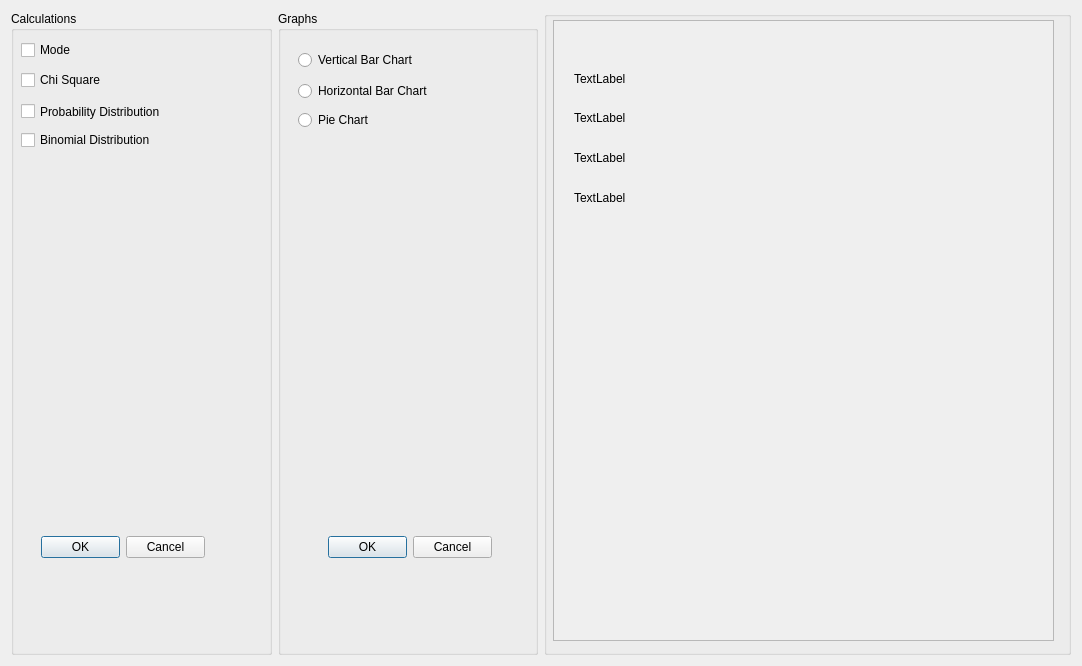
First picture: the form in FrequencyDataScreen.ui, repository bbrakefield/statistics-analyzer, before the edit.
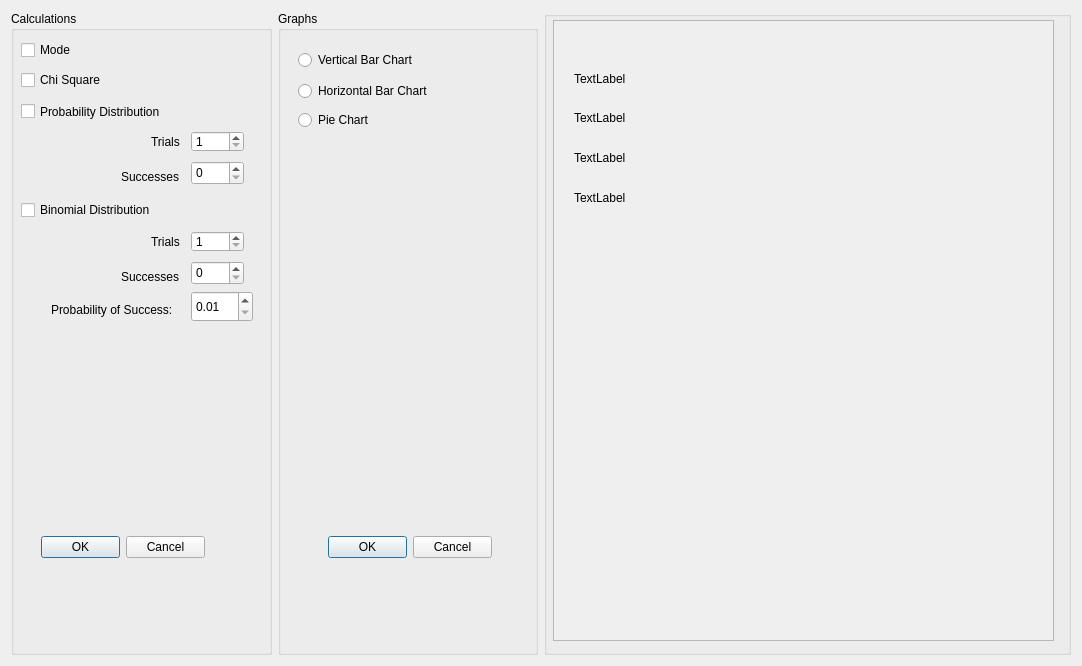
Second picture: the form after the edit.

Commit message: implemented percentile, probability distribution, and binomial distribution

What changed in the file:
```diff
--- a/FrequencyDataScreen.ui
+++ b/FrequencyDataScreen.ui
@@ -77,7 +77,7 @@
         <property name="geometry">
          <rect>
           <x>10</x>
-          <y>120</y>
+          <y>190</y>
           <width>151</width>
           <height>18</height>
          </rect>
@@ -86,6 +86,148 @@
          <string>Binomial Distribution</string>
         </property>
        </widget>
+       <widget class="QLabel" name="label_5">
+        <property name="geometry">
+         <rect>
+          <x>140</x>
+          <y>120</y>
+          <width>41</width>
+          <height>21</height>
+         </rect>
+        </property>
+        <property name="text">
+         <string>Trials</string>
+        </property>
+       </widget>
+       <widget class="QSpinBox" name="spinBox">
+        <property name="geometry">
+         <rect>
+          <x>180</x>
+          <y>120</y>
+          <width>53</width>
+          <height>21</height>
+         </rect>
+        </property>
+        <property name="minimum">
+         <number>1</number>
+        </property>
+        <property name="maximum">
+         <number>9999</number>
+        </property>
+       </widget>
+       <widget class="QSpinBox" name="spinBox_2">
+        <property name="geometry">
+         <rect>
+          <x>180</x>
+          <y>150</y>
+          <width>53</width>
+          <height>24</height>
+         </rect>
+        </property>
+        <property name="maximum">
+         <number>9999</number>
+        </property>
+       </widget>
+       <widget class="QLabel" name="label_6">
+        <property name="geometry">
+         <rect>
+          <x>110</x>
+          <y>150</y>
+          <width>71</width>
+          <height>31</height>
+         </rect>
+        </property>
+        <property name="text">
+         <string>Successes</string>
+        </property>
+       </widget>
+       <widget class="QSpinBox" name="spinBox_3">
+        <property name="geometry">
+         <rect>
+          <x>180</x>
+          <y>220</y>
+          <width>53</width>
+          <height>21</height>
+         </rect>
+        </property>
+        <property name="minimum">
+         <number>1</number>
+        </property>
+        <property name="maximum">
+         <number>9999</number>
+        </property>
+       </widget>
+       <widget class="QLabel" name="label_7">
+        <property name="geometry">
+         <rect>
+          <x>140</x>
+          <y>220</y>
+          <width>41</width>
+          <height>21</height>
+         </rect>
+        </property>
+        <property name="text">
+         <string>Trials</string>
+        </property>
+       </widget>
+       <widget class="QSpinBox" name="spinBox_4">
+        <property name="geometry">
+         <rect>
+          <x>180</x>
+          <y>250</y>
+          <width>53</width>
+          <height>24</height>
+         </rect>
+        </property>
+        <property name="maximum">
+         <number>9999</number>
+        </property>
+       </widget>
+       <widget class="QLabel" name="label_8">
+        <property name="geometry">
+         <rect>
+          <x>110</x>
+          <y>250</y>
+          <width>71</width>
+          <height>31</height>
+         </rect>
+        </property>
+        <property name="text">
+         <string>Successes</string>
+        </property>
+       </widget>
+       <widget class="QDoubleSpinBox" name="doubleSpinBox">
+        <property name="geometry">
+         <rect>
+          <x>180</x>
+          <y>280</y>
+          <width>62</width>
+          <height>31</height>
+         </rect>
+        </property>
+        <property name="minimum">
+         <double>0.010000000000000</double>
+        </property>
+        <property name="maximum">
+         <double>0.990000000000000</double>
+        </property>
+        <property name="singleStep">
+         <double>0.010000000000000</double>
+        </property>
+       </widget>
+       <widget class="QLabel" name="label_9">
+        <property name="geometry">
+         <rect>
+          <x>40</x>
+          <y>283</y>
+          <width>131</width>
+          <height>31</height>
+         </rect>
+        </property>
+        <property name="text">
+         <string>Probability of Success:</string>
+        </property>
+       </widget>
       </widget>
      </item>
      <item>
```
Left out of the diff: 5 changed lines with no effect on the pictures. The commit also changes 10 other files.
